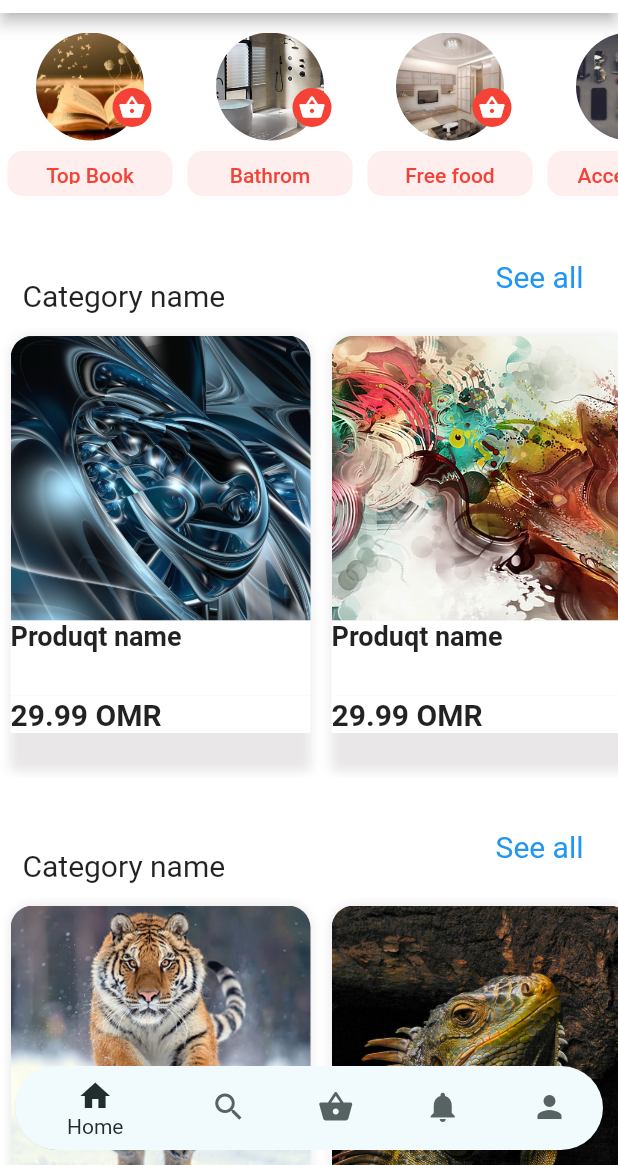
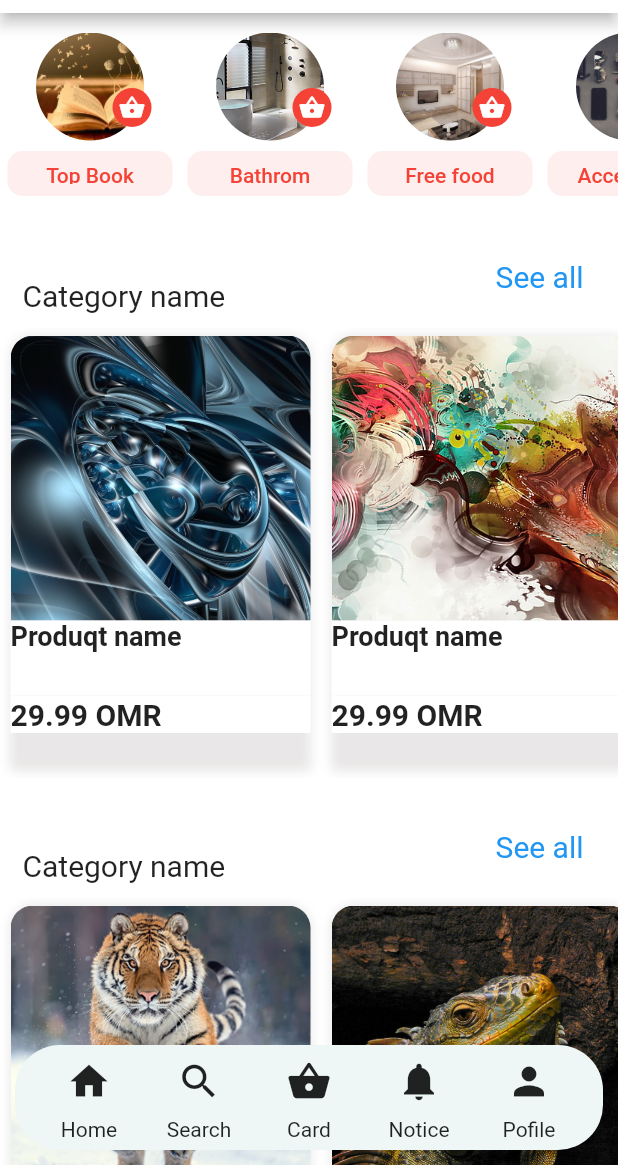
Before and after one commit to DanielKarapetyan777/GEEPX, a Flutter app: the screen it shows after launch, after a tap on the "shopping basket" icon, on a phone screen of 412 x 824 dp, the part 71-1236 px from its top. Run offline on Flutter 3.47's test engine with Material 2 defaults, Android fonts, the phone set to English and light mode, and no system bars.

Commit message:
Task 1.6

```diff
--- a/lib/components/bootom_nav_bar.dart
+++ b/lib/components/bootom_nav_bar.dart
@@ -9,10 +9,86 @@ class BottomNavBar extends StatelessWidget {
   Widget build(BuildContext context) {
     return Container(
       margin: const EdgeInsets.only(left: 10, right: 10, bottom: 10),
-      alignment: const Alignment(0.0, 1.0),
+      alignment: const Alignment(0, 1),
       child: ClipRRect(
         borderRadius: const BorderRadius.all(Radius.circular(30)),
-        child: BottomNavigationBar(
+        child: Container(
+          height: 70,
+          width: double.infinity,
+          color: const Color.fromARGB(255, 238, 247, 246),
+          child: Row(
+            children: [
+              const Spacer(),
+              SizedBox(
+                  child: Column(
+                children: [
+                  IconButton(
+                    iconSize: 30,
+                    onPressed: () {},
+                    icon: const Icon(Icons.home),
+                  ),
+                  Title(color: Colors.white, child: const Text('Home'))
+                ],
+              )),
+              const Spacer(),
+              SizedBox(
+                  child: Column(
+                children: [
+                  IconButton(
+                    iconSize: 30,
+                    onPressed: () {},
+                    icon: const Icon(Icons.search),
+                  ),
+                  Title(color: Colors.white, child: const Text('Search'))
+                ],
+              )),
+              const Spacer(),
+              SizedBox(
+                  child: Column(
+                children: [
+                  IconButton(
+                    iconSize: 30,
+                    onPressed: () {},
+                    icon: const Icon(Icons.shopping_basket),
+                  ),
+                  Title(color: Colors.white, child: const Text('Card'))
+                ],
+              )),
+              const Spacer(),
+              SizedBox(
+                  child: Column(
+                children: [
+                  IconButton(
+                    iconSize: 30,
+                    onPressed: () {},
+                    icon: const Icon(Icons.notifications),
+                  ),
+                  Title(color: Colors.white, child: const Text('Notice'))
+                ],
+              )),
+              const Spacer(),
+              SizedBox(
+                  child: Column(
+                children: [
+                  IconButton(
+                    iconSize: 30,
+                    onPressed: () {},
+                    icon: const Icon(Icons.person),
+                  ),
+                  Title(color: Colors.white, child: const Text('Pofile'))
+                ],
+              )),
+              const Spacer(),
+            ],
+          ),
+        ),
+      ),
+    );
+  }
+}
+
+
+/*BottomNavigationBar(
           unselectedItemColor: const Color.fromARGB(255, 86, 99, 98),
           selectedItemColor: const Color.fromARGB(255, 34, 46, 45),
           items: const [
@@ -37,9 +113,4 @@ class BottomNavBar extends StatelessWidget {
               icon: Icon(Icons.person),
               label: 'Pofile',
             )
-          ],
-        ),
-      ),
-    );
-  }
-}
+          ],*/
--- a/lib/components/rec_product_list2.dart
+++ b/lib/components/rec_product_list2.dart
@@ -15,25 +15,31 @@ class RecProductList2 extends StatelessWidget {
         scrollDirection: Axis.horizontal,
         children: const [
           RecProduct(
-              image: 'assets/images/19.jpg',
-              text: 'Top Book',
-              color1: Colors.blue),
+            image: 'assets/images/19.jpg',
+            text: 'Top Book',
+            color1: Colors.blue,
+            color2: Color.fromARGB(255, 237, 241, 252),
+          ),
           RecProduct(
               image: 'assets/images/20.jpg',
               text: 'Bathrom',
-              color1: Colors.blue),
+              color1: Colors.blue,
+              color2: Color.fromARGB(255, 237, 241, 252)),
           RecProduct(
               image: 'assets/images/21.jpg',
               text: 'Free food',
-              color1: Colors.blue),
+              color1: Colors.blue,
+              color2: Color.fromARGB(255, 237, 241, 252)),
           RecProduct(
               image: 'assets/images/22.jpg',
               text: 'Accesorise',
-              color1: Colors.blue),
+              color1: Colors.blue,
+              color2: Color.fromARGB(255, 237, 241, 252)),
           RecProduct(
               image: 'assets/images/23.jpg',
               text: 'Bedrom',
-              color1: Colors.blue),
+              color1: Colors.blue,
+              color2: Color.fromARGB(255, 237, 241, 252)),
         ],
       ),
     );
--- a/lib/components/rec_products.dart
+++ b/lib/components/rec_products.dart
@@ -6,10 +6,11 @@ class RecProduct extends StatelessWidget {
     this.image = '',
     this.text = '',
     this.color1 = Colors.white,
+    this.color2 = Colors.white,
   }) : super(key: key);
 
   final String image, text;
-  final Color color1;
+  final Color color1, color2;
 
   @override
   Widget build(BuildContext context) {
@@ -48,7 +49,7 @@ class RecProduct extends StatelessWidget {
                   onPressed: () {},
                   style: ElevatedButton.styleFrom(
                     minimumSize: const Size(110, 30),
-                    primary: const Color.fromARGB(255, 255, 238, 238),
+                    primary: color2,
                     shape: RoundedRectangleBorder(
                         borderRadius: BorderRadius.circular(10)),
                   ),
@@ -115,4 +116,8 @@ class RecProduct extends StatelessWidget {
             ),
           ),
         ],
-      ), */
+      ),
+
+
+      Color.fromARGB(255, 255, 238, 238)
+      */
--- a/lib/components/rec_products_list.dart
+++ b/lib/components/rec_products_list.dart
@@ -15,25 +15,31 @@ class RecProductList extends StatelessWidget {
         scrollDirection: Axis.horizontal,
         children: const [
           RecProduct(
-              image: 'assets/images/girq.jpg',
-              text: 'Top Book',
-              color1: Colors.red),
+            image: 'assets/images/girq.jpg',
+            text: 'Top Book',
+            color1: Colors.red,
+            color2: Color.fromARGB(255, 255, 238, 238),
+          ),
           RecProduct(
               image: 'assets/images/7.jpeg',
               text: 'Bathrom',
-              color1: Colors.red),
+              color1: Colors.red,
+              color2: Color.fromARGB(255, 255, 238, 238)),
           RecProduct(
               image: 'assets/images/6.jpg',
               text: 'Free food',
-              color1: Colors.red),
+              color1: Colors.red,
+              color2: Color.fromARGB(255, 255, 238, 238)),
           RecProduct(
               image: 'assets/images/9.jpg',
               text: 'Accesorise',
-              color1: Colors.red),
+              color1: Colors.red,
+              color2: Color.fromARGB(255, 255, 238, 238)),
           RecProduct(
               image: 'assets/images/10.png',
               text: 'Bedrom',
-              color1: Colors.red),
+              color1: Colors.red,
+              color2: Color.fromARGB(255, 255, 238, 238)),
         ],
       ),
     );
```
